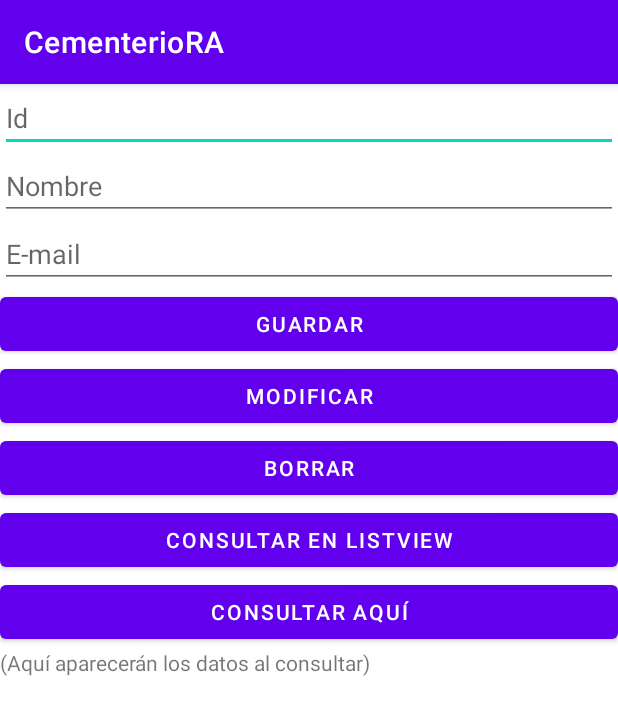
After one commit to epis-upt-flor/proyecto-final-grupo_alferez_vilca_cementeriora, an Android app: the ObituarioActivity screen opened directly, with no data from a screen before it, on a phone screen of 412 x 824 dp. The commit adds this screen. Shown: the top 715 px of the screen. Run offline under Robolectric (Android 15) with nearby library versions, the phone set to English and light mode, and no system bars.

Commit message:
Avance obituario

```diff
--- a/MapsBasics2/app/src/main/AndroidManifest.xml
+++ b/MapsBasics2/app/src/main/AndroidManifest.xml
@@ -11,6 +11,12 @@
         android:supportsRtl="true"
         android:theme="@style/Theme.MapsBasics2"
         tools:targetApi="31">
+        <activity
+            android:name=".obituario.ObituarioActivity"
+            android:exported="false" />
+        <activity
+            android:name=".obituario.ActivityLista"
+            android:exported="false" />
         <activity
             android:name=".artistForm.FormActivity"
             android:exported="false" />
--- a/MapsBasics2/app/src/main/java/com/example/mapsbasics2/MainActivity.kt
+++ b/MapsBasics2/app/src/main/java/com/example/mapsbasics2/MainActivity.kt
@@ -8,6 +8,7 @@ import android.view.View.OnClickListener
 import com.example.mapsbasics2.artistForm.FormActivity
 import com.example.mapsbasics2.artistMap.ArtistMapActivity
 import com.example.mapsbasics2.databinding.ActivityMainBinding
+import com.example.mapsbasics2.obituario.ObituarioActivity
 import com.example.mapsbasics2.topics.*
 
 class MainActivity : AppCompatActivity(), OnClickListener {
@@ -42,7 +43,7 @@ class MainActivity : AppCompatActivity(), OnClickListener {
                 R.id.btnPanorama -> startActivity(Intent(this, PanoramaActivity::class.java))
                 R.id.btnCameraView -> startActivity(Intent(this, CameraViewActivity::class.java))
                 R.id.btnHistoria -> startActivity(Intent(this, IlustresActivity::class.java))
-                R.id.btnInfo -> startActivity(Intent(this, InfoAppActivity::class.java))
+                R.id.btnInfo -> startActivity(Intent(this, ObituarioActivity::class.java))
                 R.id.btnArtistMap -> startActivity(Intent(this, ArtistMapActivity::class.java))
                 R.id.btnLiteList -> startActivity(Intent(this, FirstMapActivity::class.java))
                 R.id.btnFormMap -> startActivity(Intent(this, FormActivity::class.java))
--- /dev/null
+++ b/MapsBasics2/app/src/main/res/layout/activity_obituario.xml
@@ -0,0 +1,70 @@
+<?xml version="1.0" encoding="utf-8"?>
+<LinearLayout xmlns:android="http://schemas.android.com/apk/res/android"
+    xmlns:app="http://schemas.android.com/apk/res-auto"
+    xmlns:tools="http://schemas.android.com/tools"
+    android:layout_width="match_parent"
+    android:layout_height="match_parent"
+    android:orientation="vertical"
+    tools:context=".MainActivity" >
+
+    <EditText
+        android:id="@+id/etId"
+        android:layout_width="match_parent"
+        android:layout_height="wrap_content"
+        android:ems="10"
+        android:hint="Id"
+        android:inputType="number" />
+
+    <EditText
+        android:id="@+id/etNombre"
+        android:layout_width="match_parent"
+        android:layout_height="wrap_content"
+        android:ems="10"
+        android:hint="Nombre"
+        android:inputType="textPersonName" />
+
+    <EditText
+        android:id="@+id/etEmail"
+        android:layout_width="match_parent"
+        android:layout_height="wrap_content"
+        android:ems="10"
+        android:hint="E-mail"
+        android:inputType="textEmailAddress" />
+
+    <Button
+        android:id="@+id/btGuardar"
+        android:layout_width="match_parent"
+        android:layout_height="wrap_content"
+        android:text="Guardar" />
+
+    <Button
+        android:id="@+id/btModificar"
+        android:layout_width="match_parent"
+        android:layout_height="wrap_content"
+        android:text="Modificar" />
+
+    <Button
+        android:id="@+id/btBorrar"
+        android:layout_width="match_parent"
+        android:layout_height="wrap_content"
+        android:text="Borrar" />
+
+    <Button
+        android:id="@+id/btConsultarLV"
+        android:layout_width="match_parent"
+        android:layout_height="wrap_content"
+        android:text="Consultar en ListView" />
+
+    <Button
+        android:id="@+id/btConsultar"
+        android:layout_width="match_parent"
+        android:layout_height="wrap_content"
+        android:text="Consultar aquí" />
+
+    <TextView
+        android:id="@+id/tvConsulta"
+        android:layout_width="match_parent"
+        android:layout_height="wrap_content"
+        android:text="(Aquí aparecerán los datos al consultar)" />
+
+</LinearLayout>
```
Also changed, not shown: MapsBasics2/app/src/main/java/com/example/mapsbasics2/obituario/ActivityLista.kt (added, +67 -0 lines), MapsBasics2/app/src/main/java/com/example/mapsbasics2/obituario/ObituarioActivity.kt (added, +104 -0 lines), MapsBasics2/app/src/main/java/com/example/mapsbasics2/obituario/miSQLiteHelper.kt (added, +56 -0 lines), MapsBasics2/app/src/main/res/layout/activity_lista.xml (added, +19 -0 lines), MapsBasics2/app/src/main/res/layout/item_listview.xml (added, +25 -0 lines), MapsBasics2/mylibrary/build.gradle (+7 -0 lines).
